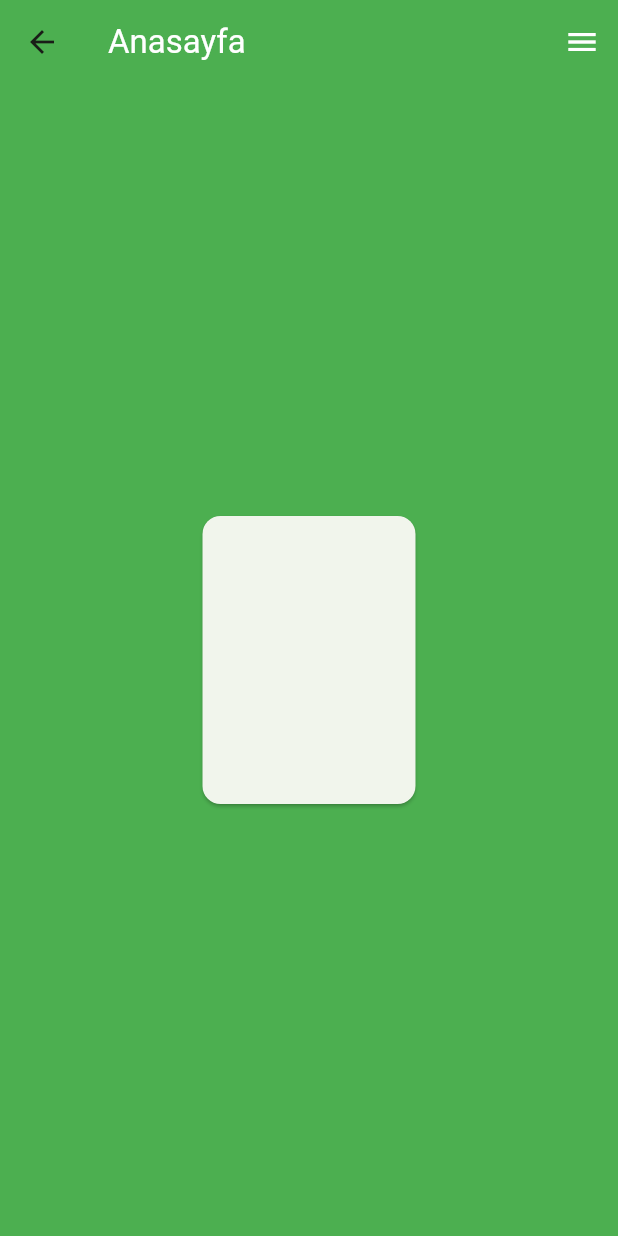
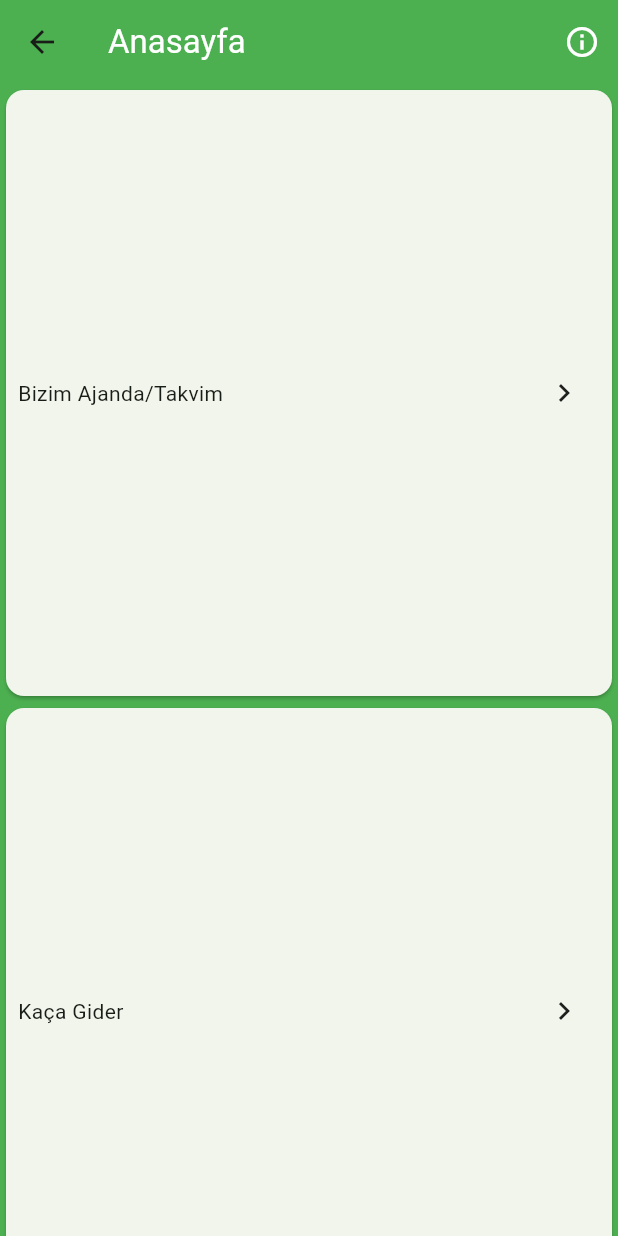
Before and after one commit to furkancabbar/Applant, a Flutter app: the Anasayfa screen opened directly, on a phone screen of 412 x 824 dp. Run offline on Flutter 3.47's test engine with Material 3 defaults, Android fonts, the phone set to English and light mode, and no system bars.

Commit message:
PopupMenuButton and Card added

```diff
--- a/lib/Anasayfa.dart
+++ b/lib/Anasayfa.dart
@@ -1,4 +1,4 @@
-// ignore_for_file: file_names, prefer_const_constructors, avoid_unnecessary_containers, prefer_const_literals_to_create_immutables
+// ignore_for_file: file_names, prefer_const_constructors, avoid_unnecessary_containers, prefer_const_literals_to_create_immutables, body_might_complete_normally_nullable, avoid_print, unnecessary_string_interpolations
 
 import 'package:flutter/material.dart';
 
@@ -10,6 +10,7 @@ class Anasayfa extends StatefulWidget {
 }
 
 class _AnasayfaState extends State<Anasayfa> {
+  var uygulamalar = ["Bizim Ajanda/Takvim", "Kaça Gider", "Verimli Bildirim"];
   @override
   Widget build(BuildContext context) {
     return Scaffold(
@@ -20,34 +21,55 @@ class _AnasayfaState extends State<Anasayfa> {
         ),
         backgroundColor: Colors.green,
         actions: [
-          IconButton(
-            onPressed: () {},
-            icon: Icon(
-              Icons.menu,
-              color: Colors.white,
-            ),
-          ),
+          PopupMenuButton(
+              icon: Icon(
+                Icons.info_outline,
+                color: Colors.white,
+              ),
+              itemBuilder: (context) => [
+                    PopupMenuItem(
+                      value: 1,
+                      child: Text("Daha Fazla Bilgi"),
+                    ),
+                    PopupMenuItem(
+                      value: 2,
+                      child: Text("Yardım"),
+                    ),
+                    PopupMenuItem(
+                      value: 3,
+                      child: Text("Yapay Zeka"),
+                    ),
+                  ])
         ],
       ),
-      body: Center(
-        child: Column(
-          mainAxisAlignment: MainAxisAlignment.center,
-          children: [
-            SizedBox(
-              height: 200,
-              width: 150,
-              child: GestureDetector(
-                child: Card(
-                  child: GridView.count(
-                    crossAxisCount: 1,
-                    childAspectRatio: 1 / 2,
+      body: SizedBox(
+        child: GridView.builder(
+            itemCount: uygulamalar.length,
+            gridDelegate: SliverGridDelegateWithFixedCrossAxisCount(
+                crossAxisCount: 1, childAspectRatio: 1 / 1),
+            itemBuilder: (context, index) {
+              return Card(
+                child: Padding(
+                  padding: const EdgeInsets.all(8.0),
+                  child: Row(
+                    children: [
+                      GestureDetector(
+                          onTap: () {
+                            print("${uygulamalar[index]} clicked.");
+                          },
+                          child: Text("${uygulamalar[index]}")),
+                      Spacer(),
+                      PopupMenuButton(
+                          icon: Icon(Icons.chevron_right),
+                          itemBuilder: (context) => [
+                                PopupMenuItem(value: 1, child: Text("Choose")),
+                                PopupMenuItem(value: 2, child: Text("Info"))
+                              ])
+                    ],
                   ),
                 ),
-                onTap: () {},
-              ),
-            )
-          ],
-        ),
+              );
+            }),
       ),
     );
   }
```
